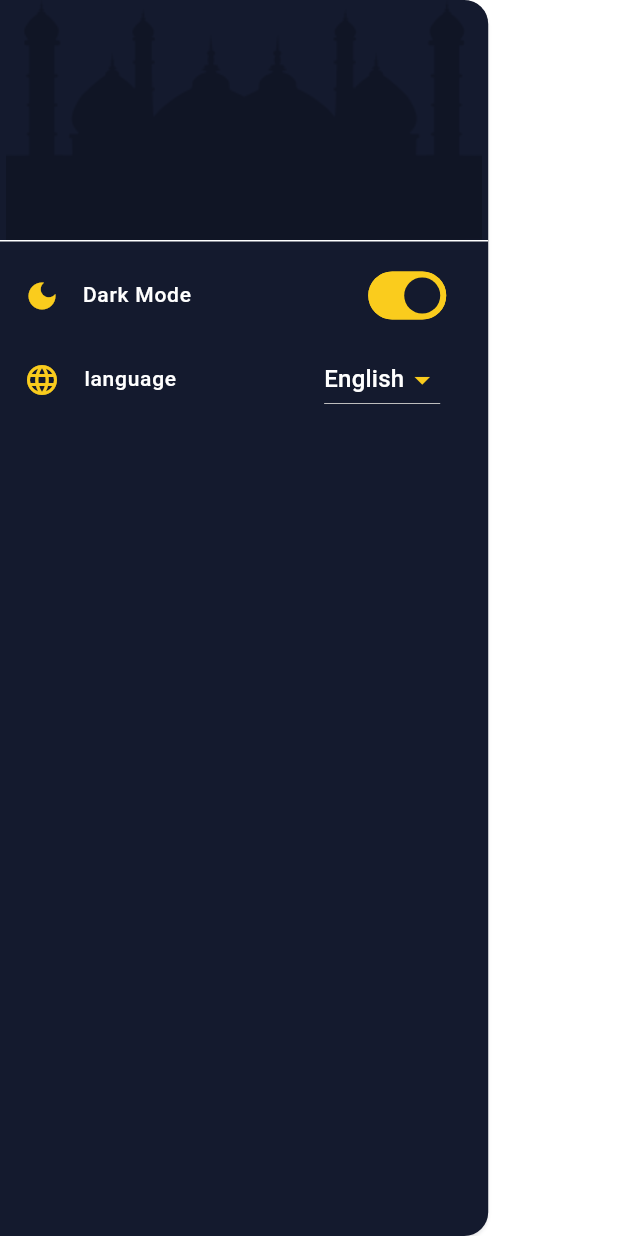
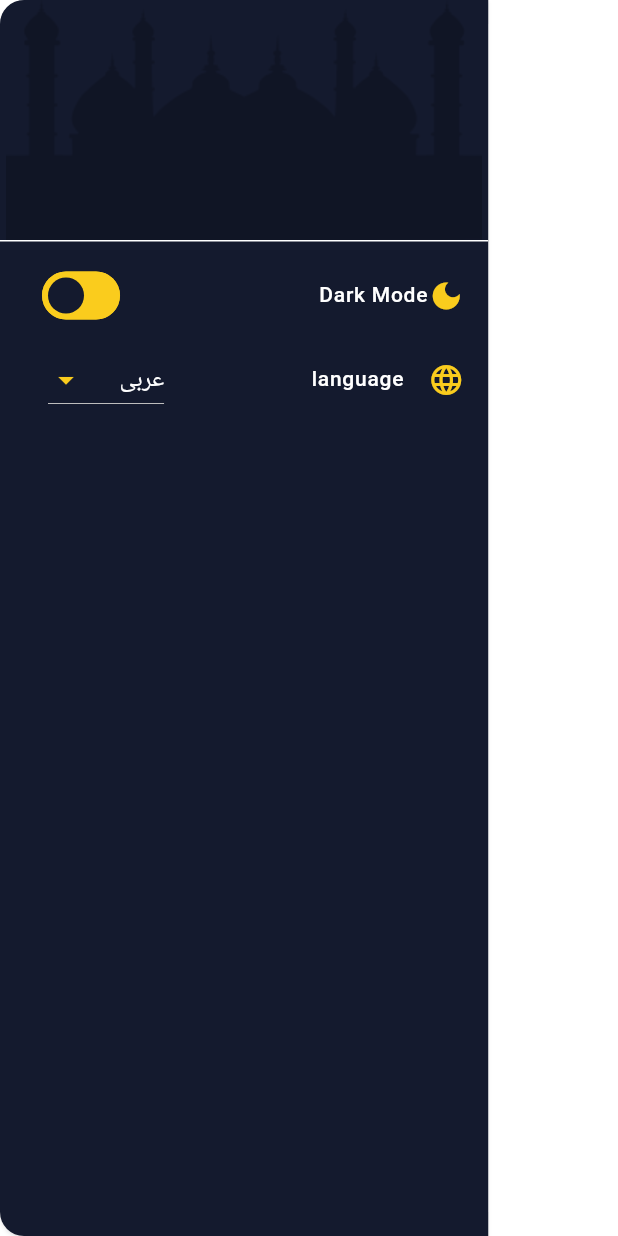
Before and after one commit to saraalbagory/islamy_application, a Flutter app: the SettingsSideBar widget shown alone on an empty page, opened directly, after a tap on "Light Mode", on a phone screen of 412 x 824 dp. Run offline on Flutter 3.47's test engine with Material 3 defaults, Android fonts, the light colour scheme and no system bars; generated files the repository leaves out were written again.

Commit message:
did the Localization

```diff
--- /dev/null
+++ b/l10n.yaml
@@ -0,0 +1,3 @@
+arb-dir: lib/l10n
+template-arb-file: app_en.arb
+output-localization-file: app_localizations.dart
--- a/lib/main.dart
+++ b/lib/main.dart
@@ -1,15 +1,20 @@
 import 'package:flutter/material.dart';
 import 'package:islamy_application/common/app_theme.dart';
+
 import 'package:islamy_application/providers/theme_provider.dart';
 import 'package:islamy_application/screens/hadeth_content_screen.dart';
 import 'package:islamy_application/screens/home_screen.dart';
 import 'package:islamy_application/screens/quraan_verses_screen.dart';
 import 'package:provider/provider.dart';
+import 'package:flutter_localizations/flutter_localizations.dart';
+import 'package:flutter_gen/gen_l10n/app_localizations.dart';
 
 void main() {
-  runApp(  MultiProvider(
+  runApp(
+    MultiProvider(
       providers: [
         ChangeNotifierProvider(create: (_) => ThemeProvider()),
+
       ],
       child: const MyApp(),
     ),
@@ -25,14 +30,24 @@ class MyApp extends StatelessWidget {
     return MaterialApp(
       title: 'Flutter Demo',
       theme: AppTheme.lightTheme,
-      //i dont understand this part
-      themeMode:Provider.of<ThemeProvider>(context).appThemeMode,
+      themeMode: Provider.of<ThemeProvider>(context).appThemeMode,
       darkTheme: AppTheme.darkTheme,
       routes: {
-        HomeScreen.routeName:(_)=>const HomeScreen(),
-        QuraanVirsesScreen.routeName:(_)=>const QuraanVirsesScreen(),
-        HadethContentScreen.routeName:(_)=>const HadethContentScreen()
+        HomeScreen.routeName: (_) => const HomeScreen(),
+        QuraanVirsesScreen.routeName: (_) => const QuraanVirsesScreen(),
+        HadethContentScreen.routeName: (_) => const HadethContentScreen()
       },
+      localizationsDelegates: const [
+        AppLocalizations.delegate,
+        GlobalMaterialLocalizations.delegate,
+        GlobalWidgetsLocalizations.delegate,
+        GlobalCupertinoLocalizations.delegate,
+      ],
+       supportedLocales: const [
+    Locale('en', ''), // English, no country code
+    Locale('ar', ''), // Arabic, no country code
+  ],
+      locale: Locale (Provider.of<ThemeProvider>(context).language),
       initialRoute: HomeScreen.routeName,
       debugShowCheckedModeBanner: false,
     );
--- a/lib/pages/quarn_screen.dart
+++ b/lib/pages/quarn_screen.dart
@@ -2,7 +2,7 @@ import 'package:flutter/material.dart';
 import 'package:islamy_application/common/qurann_info.dart';
 import 'package:islamy_application/models/quraan_model.dart';
 import 'package:islamy_application/screens/quraan_verses_screen.dart';
-
+import 'package:flutter_localizations/flutter_localizations.dart';
 class QuarnScreen extends StatefulWidget {
   const QuarnScreen({super.key});
 
--- a/lib/providers/theme_provider.dart
+++ b/lib/providers/theme_provider.dart
@@ -2,7 +2,13 @@ import 'package:flutter/material.dart';
 
 class ThemeProvider with ChangeNotifier {
   ThemeMode appThemeMode = ThemeMode.light;
-  changeThemeMode(ThemeMode mode) {
+  String language="ar";
+  void changeLanguage(String value)
+  {
+     language=value;
+     notifyListeners();
+  }
+  void changeThemeMode(ThemeMode mode) {
     appThemeMode = mode;
     notifyListeners();
   }
--- a/lib/screens/hadeth_content_screen.dart
+++ b/lib/screens/hadeth_content_screen.dart
@@ -35,7 +35,7 @@ class HadethContentScreen extends StatelessWidget {
           padding: const EdgeInsets.all(15),
           decoration:  BoxDecoration(
               color:Theme.of(context).colorScheme.surface.withOpacity(0.4),
-              borderRadius: BorderRadius.all(Radius.circular(25))),
+              borderRadius: const BorderRadius.all(Radius.circular(25))),
           child: Column(
             crossAxisAlignment: CrossAxisAlignment.center,
             children: [
--- a/lib/screens/home_screen.dart
+++ b/lib/screens/home_screen.dart
@@ -7,7 +7,7 @@ import 'package:islamy_application/pages/sebah_screen.dart';
 import 'package:islamy_application/providers/theme_provider.dart';
 import 'package:islamy_application/settings_side_bar.dart';
 import 'package:provider/provider.dart';
-
+import 'package:flutter_gen/gen_l10n/app_localizations.dart';
 class HomeScreen extends StatefulWidget {
   const HomeScreen({super.key});
   static const String routeName = "HomeScreen";
@@ -41,30 +41,32 @@ class _HomeScreenState extends State<HomeScreen> {
       child: Scaffold(
         drawer: const SettingsSideBar(),
         appBar: AppBar(
-          title: const Text("Islamy"),
-        ),
+          title: Text(AppLocalizations.of(context)?.islamy ?? 'Islamy'),
+         //title: Text(AppLocalizations.of(context)!.islamy ),
+),
+
         body: bottonNavPages[_currentIndex],
         bottomNavigationBar: BottomNavigationBar(
           iconSize: 30,
           currentIndex: _currentIndex,
-          items: const [
+          items:  [
             BottomNavigationBarItem(
-              icon: ImageIcon(AssetImage("assets/images/icon_quran.png")),
-              label: "Quran",
+              icon: const ImageIcon(AssetImage("assets/images/icon_quran.png")),
+              label:  AppLocalizations.of(context)?.quraan ?? "Quran",
             ),
             BottomNavigationBarItem(
-              icon: ImageIcon(
+              icon: const ImageIcon(
                 AssetImage("assets/images/icon_hadeth.png"),
               ),
-              label: "Hadeth",
+              label: AppLocalizations.of(context)?.hadeth ??"Hadeth",
             ),
             BottomNavigationBarItem(
-              icon: ImageIcon(AssetImage("assets/images/icon_radio.png")),
-              label: "Radio",
+              icon: const ImageIcon(AssetImage("assets/images/icon_radio.png")),
+              label: AppLocalizations.of(context)?.radio??"Radio",
             ),
             BottomNavigationBarItem(
-              icon: ImageIcon(AssetImage("assets/images/icon_sebha.png")),
-              label: "Sebha",
+              icon: const ImageIcon(AssetImage("assets/images/icon_sebha.png")),
+              label: AppLocalizations.of(context)?.sebah??"Sebha",
             )
           ],
           onTap: (index) {
--- a/lib/settings_side_bar.dart
+++ b/lib/settings_side_bar.dart
@@ -1,4 +1,5 @@
 import 'package:flutter/material.dart';
+
 import 'package:islamy_application/providers/theme_provider.dart';
 import 'package:provider/provider.dart';
 
@@ -47,17 +48,20 @@ class _SettingsSideBarState extends State<SettingsSideBar> {
             },
             //   inactiveTrackColor:Theme.of(context).primaryColor,,
             title: Row(
-              // mainAxisAlignment: MainAxisAlignment.spaceBetween,
+              mainAxisAlignment: MainAxisAlignment.spaceBetween,
               children: [
                 Icon(
                   provider.isDark ? Icons.dark_mode : Icons.light_mode,
                   color: Theme.of(context).iconTheme.color,
                 ),
-                const SizedBox(width: 15),
-                Text(
-                  provider.isDark ? "Dark Mode" : "Light Mode",
-                  style: const TextStyle(
-                      fontWeight: FontWeight.w500, fontSize: 14),
+
+                Expanded(
+                  child: Text(
+                    provider.isDark ? "Dark Mode" : "Light Mode",
+                    softWrap: true,
+                    style: const TextStyle(
+                        fontWeight: FontWeight.w500, fontSize: 14),
+                  ),
                 ),
               ],
             ),
@@ -74,25 +78,30 @@ class _SettingsSideBarState extends State<SettingsSideBar> {
               decoration: BoxDecoration(
                   color: Theme.of(context).primaryColor,
                   borderRadius: BorderRadius.circular(15)),
-              child: DropdownButton(
+              child: DropdownButton<String>(
                 borderRadius: BorderRadius.circular(15),
                 iconEnabledColor:Provider.of<ThemeProvider>(context).isDark? Theme.of(context).colorScheme.secondary: Theme.of(context).colorScheme.surface,
-                value: "en",
+                value: provider.language,
                 items: const [
                   DropdownMenuItem(
+                    value: "en",
+
                     child: Text(
                       "English",
                       style: TextStyle(color: Colors.white),
                     ),
-                    value: "en",
                   ),
                   DropdownMenuItem(
+                    value: "ar",
                     child:
-                        Text("Arabic", style: TextStyle(color: Colors.white)),
-                    value: "Ar",
+                        Text("عربى", style: TextStyle(color: Colors.white)),
                   )
                 ],
-                onChanged: (value) {},
+                onChanged: (value) {
+                  if(value!=null) {
+                    provider.changeLanguage(value);
+                  }
+                },
                 dropdownColor: Theme.of(context).primaryColor.withOpacity(0.4),
               ),
             ),
--- a/pubspec.yaml
+++ b/pubspec.yaml
@@ -37,6 +37,9 @@ dependencies:
   cupertino_icons: ^1.0.8
   flutter_native_splash: ^2.4.1
   provider: ^6.1.2
+  flutter_localizations:
+    sdk: flutter
+  intl: ^0.19.0
 
 dev_dependencies:
   flutter_test:
@@ -59,7 +62,9 @@ flutter:
   # The following line ensures that the Material Icons font is
   # included with your application, so that you can use the icons in
   # the material Icons class.
+  generate: true
   uses-material-design: true
+
 
   # To add assets to your application, add an assets section, like this:
   assets:
```
Also changed, not shown: lib/l10n/app_ar.arb (added, +10 -0 lines), lib/l10n/app_en.arb (added, +9 -0 lines), lib/pages/radio_screen.dart (+13 -4 lines), pubspec.lock.
